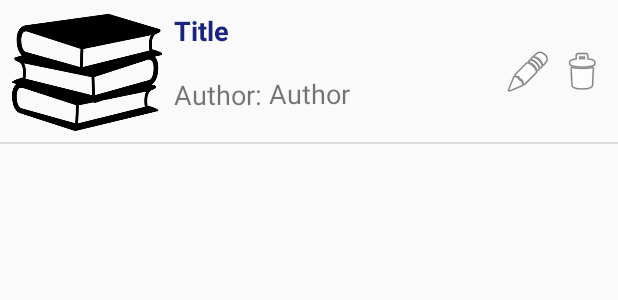
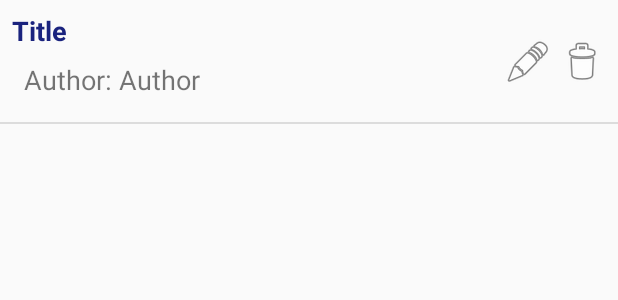
Before and after one commit to ayelkina/BookScanner, an Android app: the layout library_layout_item.xml on its own in the app's theme, with its tools: preview values and no code run, on a phone screen of 412 x 824 dp. Shown: the top 300 px of the screen. Run offline under Robolectric (Android 15) with nearby library versions, the phone set to English and light mode, and no system bars.

Commit message:
drobne poprawy

```diff
--- a/app/src/main/java/com/example/bookscanner/Controller/MainActivity.kt
+++ b/app/src/main/java/com/example/bookscanner/Controller/MainActivity.kt
@@ -56,7 +56,7 @@ class MainActivity : AppCompatActivity() {
         if (list == null) return ""
 
         val text = StringBuilder("")
-        val length = if (list.size > 3) 2 else list.size
+        val length = if (list.size > 3) 1 else list.size
         for (i in 0..length)
             text.append(list[i]).append(" ")
 
--- a/app/src/main/java/com/example/bookscanner/Controller/SearchActivity.kt
+++ b/app/src/main/java/com/example/bookscanner/Controller/SearchActivity.kt
@@ -4,6 +4,7 @@ import android.support.v7.app.AppCompatActivity
 import android.os.Bundle
 import android.support.v7.widget.LinearLayoutManager
 import android.support.v7.widget.RecyclerView
+import android.util.Log
 import android.view.View
 import android.widget.Toast
 import com.example.bookscanner.Adapters.SearchRecyclerAdapter
@@ -51,7 +52,6 @@ class SearchActivity : AppCompatActivity() {
         val bundle = intent.extras
         val request = bundle?.getString("request")
         val books = sendGetRequest(request)
-
         return books
     }
 
--- a/app/src/main/java/com/example/bookscanner/Services/Connector.kt
+++ b/app/src/main/java/com/example/bookscanner/Services/Connector.kt
@@ -107,7 +107,6 @@ class Connector {
      }
 
     private fun parseBookInfo(inputStream: InputStream?): String? {
-        var text = ""
         var description = ""
         try {
             val factory = XmlPullParserFactory.newInstance()
--- a/app/src/main/res/layout/library_layout_item.xml
+++ b/app/src/main/res/layout/library_layout_item.xml
@@ -5,13 +5,6 @@
                                              android:layout_width="match_parent"
                                              android:layout_height="wrap_content" android:id="@+id/book_id">
 
-    <ImageView
-            android:layout_width="100dp"
-            android:layout_height="80dp" app:srcCompat="@drawable/libros_stack"
-            android:id="@+id/bookImage2" android:layout_marginTop="8dp"
-            app:layout_constraintTop_toTopOf="parent" app:layout_constraintStart_toStartOf="parent"
-            android:scaleType="fitXY" android:layout_marginStart="8dp" android:layout_marginLeft="8dp"
-            android:layout_marginBottom="8dp" app:layout_constraintBottom_toBottomOf="parent"/>
     <TextView
             android:text="@string/title"
             android:layout_width="0dp"
@@ -20,17 +13,19 @@
             android:layout_marginEnd="8dp" android:layout_marginRight="8dp"
             android:layout_marginTop="8dp" app:layout_constraintTop_toTopOf="parent"
             android:textColor="@color/colorPrimaryDark" android:textStyle="bold"
-            app:layout_constraintStart_toEndOf="@+id/bookImage2" android:layout_marginStart="8dp"
-            android:layout_marginLeft="8dp" app:layout_constraintEnd_toStartOf="@+id/editButton"/>
+            app:layout_constraintEnd_toStartOf="@+id/editButton" android:layout_marginStart="8dp"
+            app:layout_constraintStart_toStartOf="parent" android:layout_marginLeft="8dp"/>
     <TextView
             android:text="@string/author"
-            android:layout_width="0dp"
-            android:layout_height="wrap_content"
+            android:layout_width="253dp"
+            android:layout_height="26dp"
             android:id="@+id/bookAuthor" android:textSize="18sp"
-            app:layout_constraintStart_toEndOf="@+id/authorLabel"
             android:layout_marginEnd="8dp" app:layout_constraintEnd_toStartOf="@+id/editButton"
             android:layout_marginRight="8dp"
-            app:layout_constraintBottom_toBottomOf="@+id/authorLabel"/>
+            android:layout_marginTop="8dp" app:layout_constraintTop_toBottomOf="@+id/bookTitle"
+            android:layout_marginBottom="16dp" app:layout_constraintBottom_toBottomOf="parent"
+            app:layout_constraintStart_toEndOf="@+id/authorLabel" app:layout_constraintHorizontal_bias="0.0"
+            app:layout_constraintVertical_bias="0.0"/>
     <ImageButton
             android:layout_width="wrap_content"
             android:layout_height="wrap_content" app:srcCompat="@android:drawable/ic_menu_edit"
@@ -53,10 +48,10 @@
             android:text="Author: "
             android:layout_width="wrap_content"
             android:layout_height="24dp"
-            android:id="@+id/authorLabel" app:layout_constraintStart_toEndOf="@+id/bookImage2"
-            android:layout_marginLeft="8dp" android:layout_marginStart="8dp"
-            app:layout_constraintTop_toBottomOf="@+id/bookTitle" android:layout_marginTop="4dp"
-            android:textSize="18sp" android:layout_marginBottom="8dp" app:layout_constraintBottom_toBottomOf="parent"/>
+            android:id="@+id/authorLabel"
+            app:layout_constraintTop_toBottomOf="@+id/bookTitle" android:layout_marginTop="8dp"
+            android:textSize="18sp" android:layout_marginStart="16dp" app:layout_constraintStart_toStartOf="parent"
+            android:layout_marginLeft="16dp"/>
     <View
             android:id="@+id/divider2"
             android:layout_width="0dp"
```
Also changed, not shown: app/src/main/res/layout/activity_main.xml (+11 -9 lines), app/src/main/res/drawable/photo.jpg (deleted), app/src/main/res/drawable/photo1.jpg (added), 1 other file.
